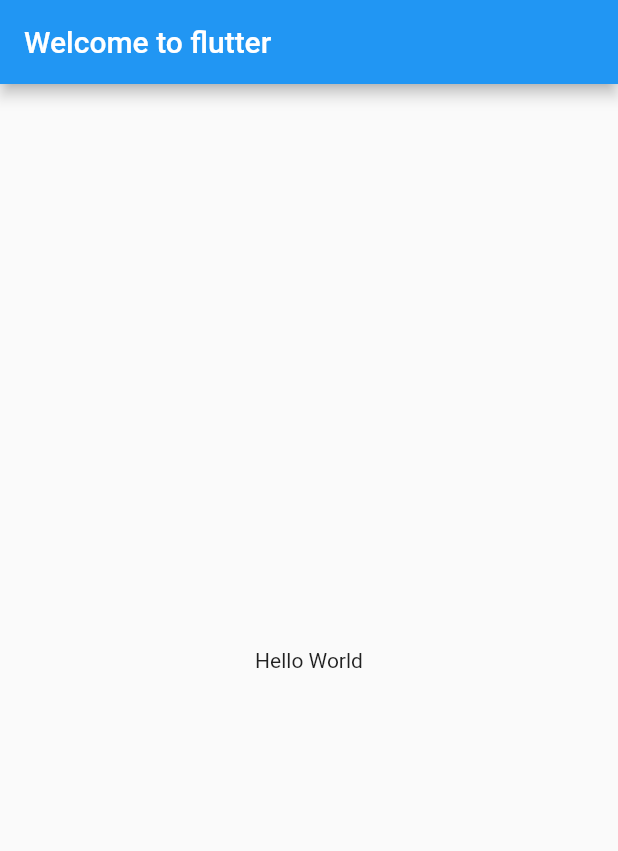
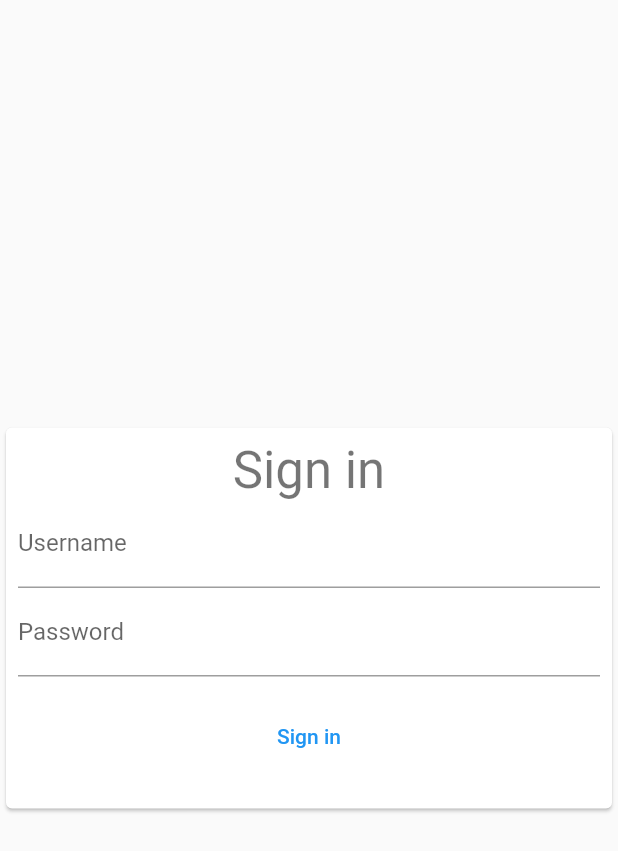
Before and after one commit to blitzbeule/scores, a Flutter app: the screen it shows after launch, on a phone screen of 412 x 824 dp. Shown: the top 851 px of the screen. Run offline on Flutter 3.47's test engine with Material 2 defaults, Android fonts, the phone set to English and light mode, and no system bars; missing offline and left inert: adaptive_navigation, path_to_regexp.

Commit message:
adapted to router lib and build scaffold of the app

```diff
--- a/scores_client/lib/main.dart
+++ b/scores_client/lib/main.dart
@@ -1,25 +1,8 @@
 import 'package:flutter/material.dart';
+import 'package:scores_client/src/app.dart';
 
 void main() {
-  runApp(const MyApp());
+  runApp(
+    const ScoresApp(),
+  );
 }
-
-class MyApp extends StatelessWidget {
-  const MyApp({Key? key}) : super(key: key);
-
-  // This widget is the root of your application.
-  @override
-  Widget build(BuildContext context) {
-    return MaterialApp(
-      title: 'Welcome to Flutter',
-      home: Scaffold(
-        appBar: AppBar(
-          title: const Text("Welcome to flutter"),
-        ),
-        body: const Center(
-          child: Text("Hello World"),
-        ),
-      ),
-    );
-  }
-}
--- /dev/null
+++ b/scores_client/lib/src/app.dart
@@ -0,0 +1,106 @@
+import 'package:flutter/material.dart';
+
+import 'auth.dart';
+import 'routing.dart';
+import 'screens/navigator.dart';
+
+class ScoresApp extends StatefulWidget {
+  const ScoresApp({Key? key}) : super(key: key);
+
+  @override
+  _AppState createState() => _AppState();
+}
+
+class _AppState extends State<ScoresApp> {
+  final _auth = ScoresAuth();
+  final _navigatorKey = GlobalKey<NavigatorState>();
+  late final RouteState _routeState;
+  late final SimpleRouterDelegate _routerDelegate;
+  late final TemplateRouteParser _routeParser;
+
+  @override
+  void initState() {
+    /// Configure the parser with all of the app's allowed path templates.
+    _routeParser = TemplateRouteParser(
+      allowedPaths: [
+        '/signin',
+        '/participants',
+        '/settings',
+        '/disciplines',
+        '/dashboard',
+        '/groups',
+      ],
+      guard: _guard,
+      initialRoute: '/signin',
+    );
+
+    _routeState = RouteState(_routeParser);
+
+    _routerDelegate = SimpleRouterDelegate(
+      routeState: _routeState,
+      navigatorKey: _navigatorKey,
+      builder: (context) => ScoresNavigator(
+        navigatorKey: _navigatorKey,
+      ),
+    );
+
+    // Listen for when the user logs out and display the signin screen.
+    _auth.addListener(_handleAuthStateChanged);
+
+    super.initState();
+  }
+
+  @override
+  Widget build(BuildContext context) => RouteStateScope(
+        notifier: _routeState,
+        child: ScoresAuthScope(
+          notifier: _auth,
+          child: MaterialApp.router(
+            routerDelegate: _routerDelegate,
+            routeInformationParser: _routeParser,
+            // Revert back to pre-Flutter-2.5 transition behavior:
+            // https://github.com/flutter/flutter/issues/82053
+            theme: ThemeData(
+              pageTransitionsTheme: const PageTransitionsTheme(
+                builders: <TargetPlatform, PageTransitionsBuilder>{
+                  TargetPlatform.android: FadeUpwardsPageTransitionsBuilder(),
+                  TargetPlatform.iOS: CupertinoPageTransitionsBuilder(),
+                  TargetPlatform.linux: FadeUpwardsPageTransitionsBuilder(),
+                  TargetPlatform.macOS: CupertinoPageTransitionsBuilder(),
+                  TargetPlatform.windows: FadeUpwardsPageTransitionsBuilder(),
+                },
+              ),
+            ),
+          ),
+        ),
+      );
+
+  Future<ParsedRoute> _guard(ParsedRoute from) async {
+    final signedIn = _auth.signedIn;
+    final signInRoute = ParsedRoute('/signin', '/signin', {}, {});
+
+    // Go to /signin if the user is not signed in
+    if (!signedIn && from != signInRoute) {
+      return signInRoute;
+    }
+    // Go to /books if the user is signed in and tries to go to /signin.
+    else if (signedIn && from == signInRoute) {
+      return ParsedRoute('/dashboard', '/dashboard', {}, {});
+    }
+    return from;
+  }
+
+  void _handleAuthStateChanged() {
+    if (!_auth.signedIn) {
+      _routeState.go('/signin');
+    }
+  }
+
+  @override
+  void dispose() {
+    _auth.removeListener(_handleAuthStateChanged);
+    _routeState.dispose();
+    _routerDelegate.dispose();
+    super.dispose();
+  }
+}
--- /dev/null
+++ b/scores_client/lib/src/auth.dart
@@ -0,0 +1,43 @@
+import 'package:flutter/cupertino.dart';
+import 'package:flutter/foundation.dart';
+
+class ScoresAuth extends ChangeNotifier {
+  bool _signedIn = false;
+
+  bool get signedIn => _signedIn;
+
+  Future<void> signOut() async {
+    await Future<void>.delayed(const Duration(milliseconds: 200));
+    //TODO Sign out.
+
+    _signedIn = false;
+    notifyListeners();
+  }
+
+  Future<bool> signIn(String username, String password) async {
+    await Future<void>.delayed(const Duration(milliseconds: 200));
+
+    //TODO Do real Sign in. Allow not any password.
+    _signedIn = true;
+    notifyListeners();
+    return _signedIn;
+  }
+
+  @override
+  bool operator ==(Object other) =>
+      other is ScoresAuth && other._signedIn == _signedIn;
+
+  @override
+  int get hashCode => _signedIn.hashCode;
+}
+
+class ScoresAuthScope extends InheritedNotifier<ScoresAuth> {
+  const ScoresAuthScope({
+    required ScoresAuth notifier,
+    required Widget child,
+    Key? key,
+  }) : super(key: key, notifier: notifier, child: child);
+
+  static ScoresAuth of(BuildContext context) =>
+      context.dependOnInheritedWidgetOfExactType<ScoresAuthScope>()!.notifier!;
+}
--- /dev/null
+++ b/scores_client/lib/src/screens/navigator.dart
@@ -0,0 +1,89 @@
+import 'package:flutter/material.dart';
+
+import '../auth.dart';
+import '../routing.dart';
+import '../widgets/fade_transition_page.dart';
+import 'scaffold.dart';
+import 'sign_in.dart';
+
+class ScoresNavigator extends StatefulWidget {
+  final GlobalKey<NavigatorState> navigatorKey;
+
+  const ScoresNavigator({
+    required this.navigatorKey,
+    Key? key,
+  }) : super(key: key);
+
+  @override
+  _ScoresNavigatorState createState() => _ScoresNavigatorState();
+}
+
+class _ScoresNavigatorState extends State<ScoresNavigator> {
+  final _signInKey = const ValueKey('Sign in');
+  final _scaffoldKey = const ValueKey<String>('App scaffold');
+  final _bookDetailsKey = const ValueKey<String>('Book details screen');
+  final _authorDetailsKey = const ValueKey<String>('Author details screen');
+
+  @override
+  Widget build(BuildContext context) {
+    final routeState = RouteStateScope.of(context);
+    final authState = ScoresAuthScope.of(context);
+    final pathTemplate = routeState.route.pathTemplate;
+
+    return Navigator(
+      key: widget.navigatorKey,
+      onPopPage: (route, dynamic result) {
+        // When a page that is stacked on top of the scaffold is popped, display
+        // the /books or /authors tab in BookstoreScaffold.
+        if (route.settings is Page &&
+            (route.settings as Page).key == _bookDetailsKey) {
+          routeState.go('/books/popular');
+        }
+
+        if (route.settings is Page &&
+            (route.settings as Page).key == _authorDetailsKey) {
+          routeState.go('/authors');
+        }
+
+        return route.didPop(result);
+      },
+      pages: [
+        if (routeState.route.pathTemplate == '/signin')
+          // Display the sign in screen.
+          FadeTransitionPage<void>(
+            key: _signInKey,
+            child: SignInScreen(
+              onSignIn: (credentials) async {
+                var signedIn = await authState.signIn(
+                    credentials.username, credentials.password);
+                if (signedIn) {
+                  routeState.go('/dashboard');
+                }
+              },
+            ),
+          )
+        else ...[
+          // Display the app
+          FadeTransitionPage<void>(
+              key: _scaffoldKey, child: const ScoresScaffold()),
+          // Add an additional page to the stack if the user is viewing a book
+          // or an author
+          /**if (selectedBook != null)
+            MaterialPage<void>(
+              key: _bookDetailsKey,
+              child: BookDetailsScreen(
+                book: selectedBook,
+              ),
+            )
+          else if (selectedAuthor != null)
+            MaterialPage<void>(
+              key: _authorDetailsKey,
+              child: AuthorDetailsScreen(
+                author: selectedAuthor,
+              ),
+            ),**/
+        ],
+      ],
+    );
+  }
+}
--- /dev/null
+++ b/scores_client/lib/src/screens/sign_in.dart
@@ -0,0 +1,72 @@
+import 'package:flutter/material.dart';
+
+class Credentials {
+  final String username;
+  final String password;
+
+  Credentials(this.username, this.password);
+}
+
+class SignInScreen extends StatefulWidget {
+  final ValueChanged<Credentials> onSignIn;
+
+  const SignInScreen({
+    required this.onSignIn,
+    Key? key,
+  }) : super(key: key);
+
+  @override
+  _SignInScreenState createState() => _SignInScreenState();
+}
+
+class _SignInScreenState extends State<SignInScreen> {
+  final _usernameController = TextEditingController();
+  final _passwordController = TextEditingController();
+
+  @override
+  Widget build(BuildContext context) {
+    return Scaffold(
+      //TODO better layout
+      body: Stack(
+        children: [
+          Center(
+            child: Card(
+              child: Container(
+                constraints: BoxConstraints.loose(const Size(600, 600)),
+                padding: const EdgeInsets.all(8),
+                child: Column(
+                  mainAxisAlignment: MainAxisAlignment.center,
+                  mainAxisSize: MainAxisSize.min,
+                  children: [
+                    Text('Sign in',
+                        style: Theme.of(context).textTheme.headline4),
+                    TextField(
+                      decoration: const InputDecoration(labelText: 'Username'),
+                      controller: _usernameController,
+                    ),
+                    TextField(
+                      decoration: const InputDecoration(labelText: 'Password'),
+                      obscureText: true,
+                      controller: _passwordController,
+                    ),
+                    Padding(
+                      padding: const EdgeInsets.all(16),
+                      child: TextButton(
+                        onPressed: () async {
+                          widget.onSignIn(Credentials(
+                              _usernameController.value.text,
+                              _passwordController.value.text));
+                        },
+                        child: const Text('Sign in'),
+                      ),
+                    ),
+                  ],
+                ),
+              ),
+            ),
+          ),
+        ],
+      ),
+    );
+  }
+}
```
Also changed, not shown: scores_client/lib/src/screens/scaffold.dart (added, +105 -0 lines), scores_client/lib/src/screens/scaffold_body.dart (added, +64 -0 lines).
